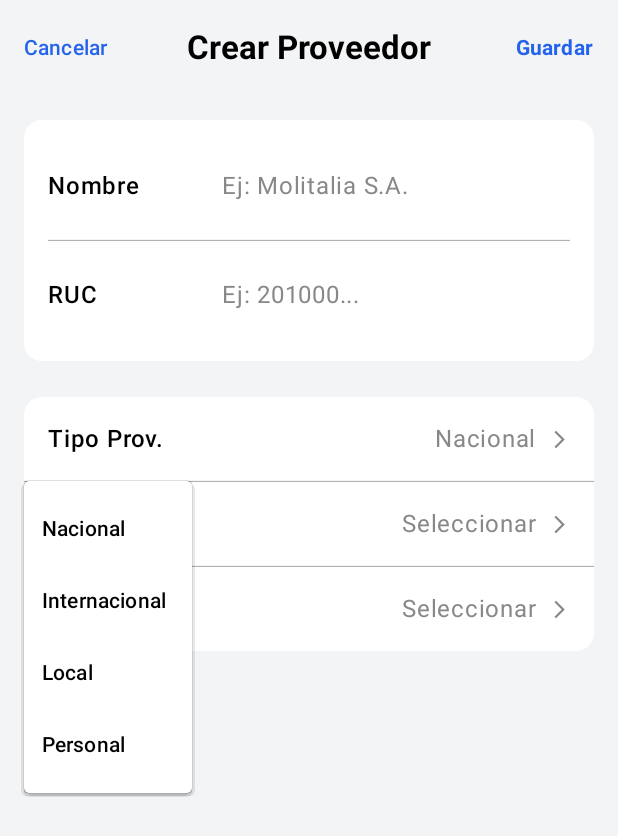
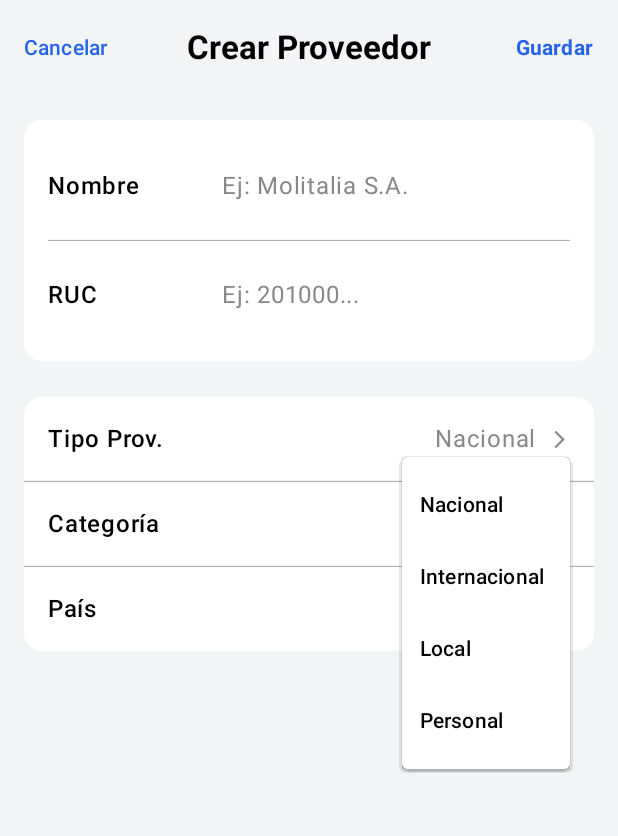
Before and after one commit to ahilacondo/MaestroProveedores, an Android app built with Jetpack Compose: the composable FormularioProveedorScreen called with empty values, after a tap on "Tipo Prov.", on a phone screen of 412 x 824 dp. Shown: the top 836 px of the screen. Run offline under Robolectric (Android 15) with nearby library versions, the phone set to English and light mode, and no system bars.

Commit message:
update about list of type prov

```diff
--- a/app/src/main/java/com/solucionesmoviles/proveedores/view/screens/FormularioProveedorScreen.kt
+++ b/app/src/main/java/com/solucionesmoviles/proveedores/view/screens/FormularioProveedorScreen.kt
@@ -179,6 +179,11 @@ fun FormularioProveedorScreen(
                             onClick = { expandirMenuTipo = true }
                         )
 
+                        Box(
+                            modifier = Modifier
+                                .align(Alignment.TopEnd) // Pegado a la derecha
+                                .padding(top = 40.dp, end = 16.dp) // Bajamos un poco para no tapar el texto
+                        ) {
                             DropdownMenu(
                                 expanded = expandirMenuTipo,
                                 onDismissRequest = { expandirMenuTipo = false },
@@ -192,6 +197,7 @@ fun FormularioProveedorScreen(
                                             expandirMenuTipo = false
                                         }
                                     )
+                                }
                             }
                         }
                     }
--- a/app/src/main/java/com/solucionesmoviles/proveedores/view/screens/ListaProveedoresScreen.kt
+++ b/app/src/main/java/com/solucionesmoviles/proveedores/view/screens/ListaProveedoresScreen.kt
@@ -62,7 +62,10 @@ fun ListaProveedoresScreen(
         bottomBar = { BottomNavBar(itemSeleccionado = "proveedores", onNavegar = onNavegar) },
         floatingActionButton = {
             FloatingActionButton(
-                onClick = onNuevoProveedor,
+                onClick = {
+                    viewModel.limpiarFormulario()
+                    onNuevoProveedor()
+                },
                 containerColor = MaterialTheme.colorScheme.primary,
                 contentColor = MaterialTheme.colorScheme.onPrimary
             ) { Icon(Icons.Default.Add, contentDescription = "Nuevo") }
```
Lines whose indentation alone changed are shown as unchanged.
